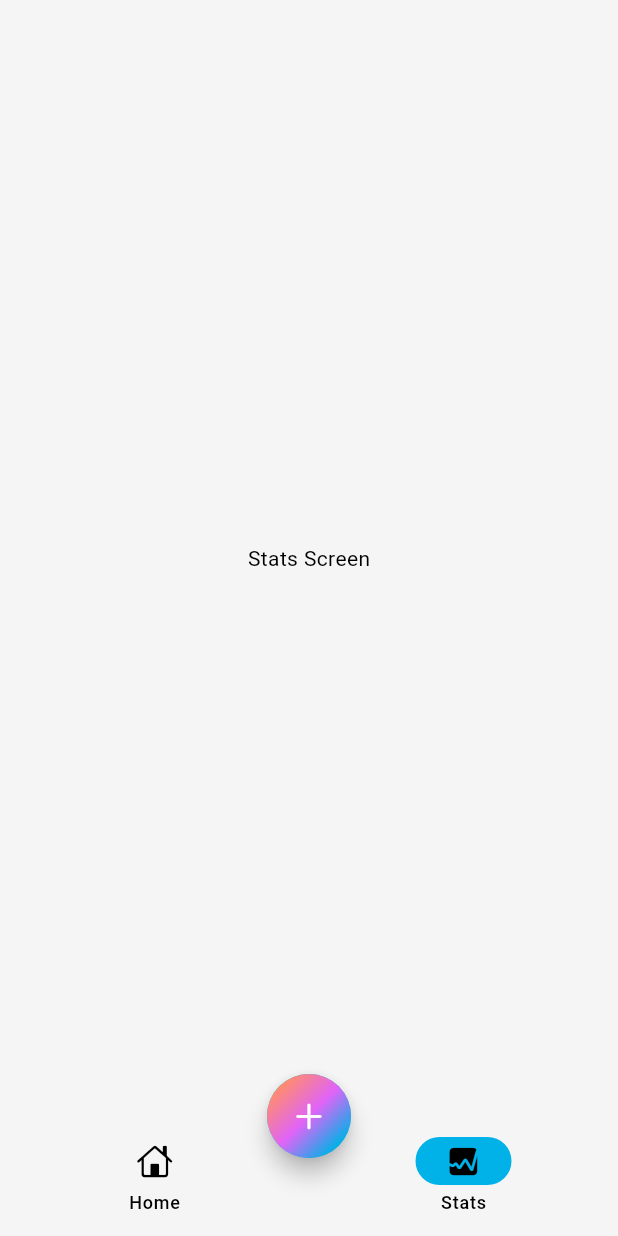
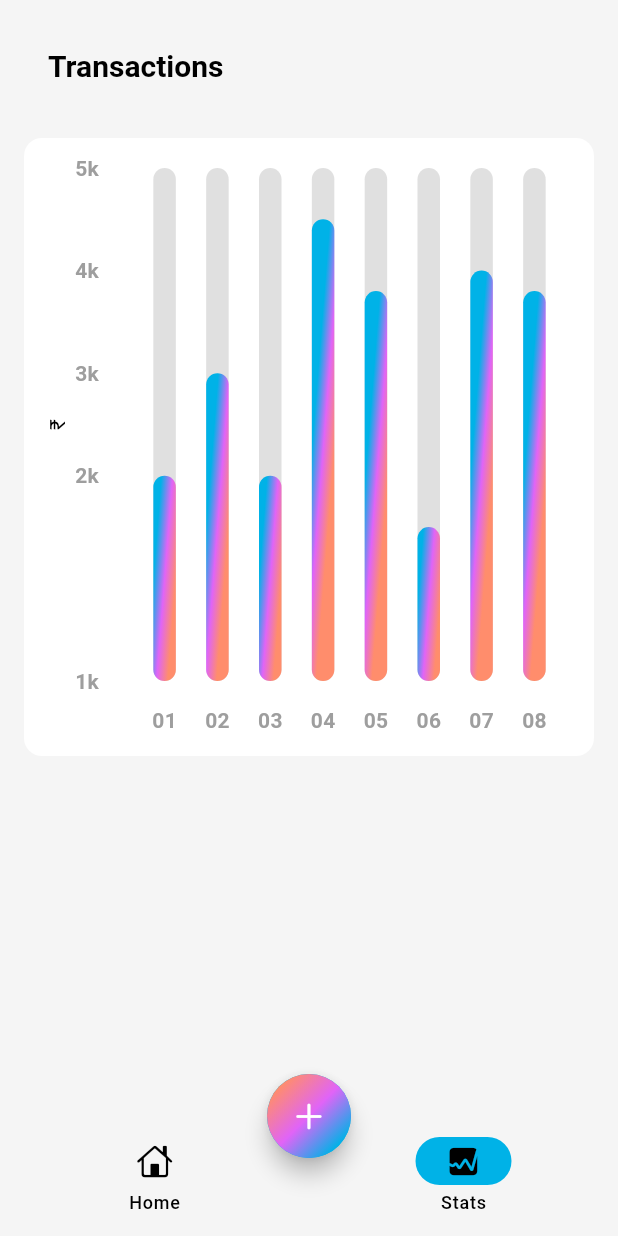
Before and after one commit to Muhammed-Jasir-M/Money-Manager-App, a Flutter app: the screen it shows after launch, item 2 of the bottom bar chosen, on a phone screen of 412 x 824 dp. Run offline on Flutter 3.47's test engine with Material 3 defaults, Android fonts, the phone set to English and light mode, and no system bars; drawn by our look-alikes of fl_chart; our stand-ins replace font_awesome_flutter.

Commit message:
Add Bar Chart

```diff
--- a/lib/screens/home/views/home_screen.dart
+++ b/lib/screens/home/views/home_screen.dart
@@ -14,10 +14,7 @@ class HomeScreen extends StatelessWidget {
   Widget build(BuildContext context) {
     return SingleChildScrollView(
       child: Padding(
-        padding: EdgeInsets.symmetric(
-          horizontal: MSizes.defaultSpace,
-          vertical: MSizes.defaultSpace,
-        ),
+        padding: EdgeInsets.all(MSizes.defaultSpace),
         child: Column(
           children: [
             // appbar
--- a/lib/screens/home/widgets/gradient_card.dart
+++ b/lib/screens/home/widgets/gradient_card.dart
@@ -12,7 +12,6 @@ class MGradientBalanceCard extends StatelessWidget {
 
     return Container(
       alignment: Alignment.center,
-      margin: EdgeInsets.symmetric(horizontal: 10),
       padding: EdgeInsets.symmetric(horizontal: 10, vertical: 5),
       width: MHelperFunctions.screenWidth(context),
       height: MHelperFunctions.screenWidth(context) / 2,
@@ -54,7 +53,7 @@ class MGradientBalanceCard extends StatelessWidget {
               children: [
                 MPriceInfoTextWithIcon(
                   title: 'Income',
-                  amount: '\u{20B9} 4250.00',
+                  amount: '\u{20B9} 4250.00'
                 ),
                 MPriceInfoTextWithIcon(
                   title: 'Expenses',
--- a/lib/screens/stats/views/stats_screen.dart
+++ b/lib/screens/stats/views/stats_screen.dart
@@ -1,12 +1,45 @@
 import 'package:flutter/material.dart';
+import 'package:money_tracker_app/screens/stats/widgets/chart.dart';
+import 'package:money_tracker_app/utils/constants/sizes.dart';
+import 'package:money_tracker_app/utils/helper_functions.dart';
+import 'package:money_tracker_app/widgets/appbar.dart';
 
 class StatsScreen extends StatelessWidget {
   const StatsScreen({super.key});
 
   @override
   Widget build(BuildContext context) {
-    return Scaffold(
-      body: Center(child: Text('Stats Screen')),
+    return SingleChildScrollView(
+      child: Padding(
+        padding: EdgeInsets.all(MSizes.defaultSpace),
+        child: Column(
+          children: [
+            MAppBar(
+              title: Text(
+                'Transactions',
+                style: TextStyle(
+                  fontSize: 20,
+                  fontWeight: FontWeight.bold,
+                  color: Theme.of(context).colorScheme.onSurface,
+                ),
+              ),
+            ),
+            const SizedBox(height: 20),
+            Container(
+              width: MHelperFunctions.screenWidth(context),
+              height: MHelperFunctions.screenWidth(context),
+              decoration: BoxDecoration(
+                borderRadius: BorderRadius.circular(12),
+                color: Colors.white,
+              ),
+              child: Padding(
+                padding: const EdgeInsets.fromLTRB(12,20,12,12),
+                child: MBarChart(),
+              ),
+            )
+          ],
+        ),
+      ),
     );
   }
 }
--- /dev/null
+++ b/lib/screens/stats/widgets/chart.dart
@@ -0,0 +1,164 @@
+import 'package:fl_chart/fl_chart.dart';
+import 'package:flutter/material.dart';
+import 'package:money_tracker_app/utils/constants/colors.dart';
+
+class MBarChart extends StatelessWidget {
+  const MBarChart({super.key});
+
+  List<BarChartGroupData> showGroups() => List.generate(
+        8,
+        (i) {
+          switch (i) {
+            case 0:
+              return makeGroupData(0, 2);
+            case 1:
+              return makeGroupData(1, 3);
+            case 2:
+              return makeGroupData(2, 2);
+            case 3:
+              return makeGroupData(3, 4.5);
+            case 4:
+              return makeGroupData(4, 3.8);
+            case 5:
+              return makeGroupData(5, 1.5);
+            case 6:
+              return makeGroupData(6, 4);
+            case 7:
+              return makeGroupData(7, 3.8);
+            default:
+              return throw Error();
+          }
+        },
+      );
+
+  @override
+  Widget build(BuildContext context) {
+    return BarChart(
+      BarChartData(
+        titlesData: FlTitlesData(
+          show: true,
+          rightTitles: AxisTitles(sideTitles: SideTitles(showTitles: false)),
+          topTitles: AxisTitles(sideTitles: SideTitles(showTitles: false)),
+          bottomTitles: AxisTitles(
+            sideTitles: SideTitles(
+              showTitles: true,
+              reservedSize: 38,
+              getTitlesWidget: (value, meta) => getBottomTiles(value, meta),
+            ),
+          ),
+          leftTitles: AxisTitles(
+            axisNameWidget: Text('\u{20B9}'),
+            sideTitles: SideTitles(
+              showTitles: true,
+              reservedSize: 38,
+              getTitlesWidget: (value, meta) => getLeftTiles(value, meta),
+            ),
+          ),
+        ),
+        borderData: FlBorderData(show: false),
+        gridData: FlGridData(show: false),
+        barGroups: showGroups(),
+      ),
+    );
+  }
+
+  Widget getLeftTiles(double value, TitleMeta meta) {
+    const style = TextStyle(
+      color: Colors.grey,
+      fontWeight: FontWeight.bold,
+      fontSize: 14,
+    );
+
+    String text;
+
+    switch (value) {
+      case 0:
+        text = '1k';
+        break;
+      case 2:
+        text = '2k';
+        break;
+      case 3:
+        text = '3k';
+        break;
+      case 4:
+        text = '4k';
+        break;
+      case 5:
+        text = '5k';
+        break;
+      default:
+        return Container();
+    }
+
+    return SideTitleWidget(
+      meta: meta,
+      space: 16,
+      child: Text(text, style: style),
+    );
+  }
+
+  Widget getBottomTiles(double value, TitleMeta meta) {
+    const style = TextStyle(
+      color: Colors.grey,
+      fontWeight: FontWeight.bold,
+      fontSize: 14,
+    );
+
+    Widget text;
+
+    switch (value.toInt()) {
+      case 0:
+        text = const Text('01', style: style);
+        break;
+      case 1:
+        text = const Text('02', style: style);
+        break;
+      case 2:
+        text = const Text('03', style: style);
+        break;
+      case 3:
+        text = const Text('04', style: style);
+        break;
+      case 4:
+        text = const Text('05', style: style);
+        break;
+      case 5:
+        text = const Text('06', style: style);
+        break;
+      case 6:
+        text = const Text('07', style: style);
+        break;
+      case 7:
+        text = const Text('08', style: style);
+        break;
+      default:
+        text = const Text('', style: style);
+        break;
+    }
+
+    return SideTitleWidget(
+      meta: meta,
+      space: 16,
+      child: text,
+    );
+  }
+}
+
+BarChartGroupData makeGroupData(int x, double y) {
+  return BarChartGroupData(
+    x: x,
+    barRods: [
+      BarChartRodData(
+        toY: y,
+        width: 15,
+        gradient: MColors.barChartGradient,
+        backDrawRodData: BackgroundBarChartRodData(
+          show: true,
+          toY: 5,
+          color: Colors.grey.shade300,
+        ),
+      )
+    ],
+  );
+}
--- a/lib/utils/constants/colors.dart
+++ b/lib/utils/constants/colors.dart
@@ -35,4 +35,13 @@ class MColors {
     ],
     transform: GradientRotation(pi / 4),
   );
+
+  static const Gradient barChartGradient = LinearGradient(
+    colors: [
+      MColors.primary,
+      MColors.secondary,
+      MColors.tertiary,
+    ],
+    transform: GradientRotation(pi / 40),
+  );
 }
```
